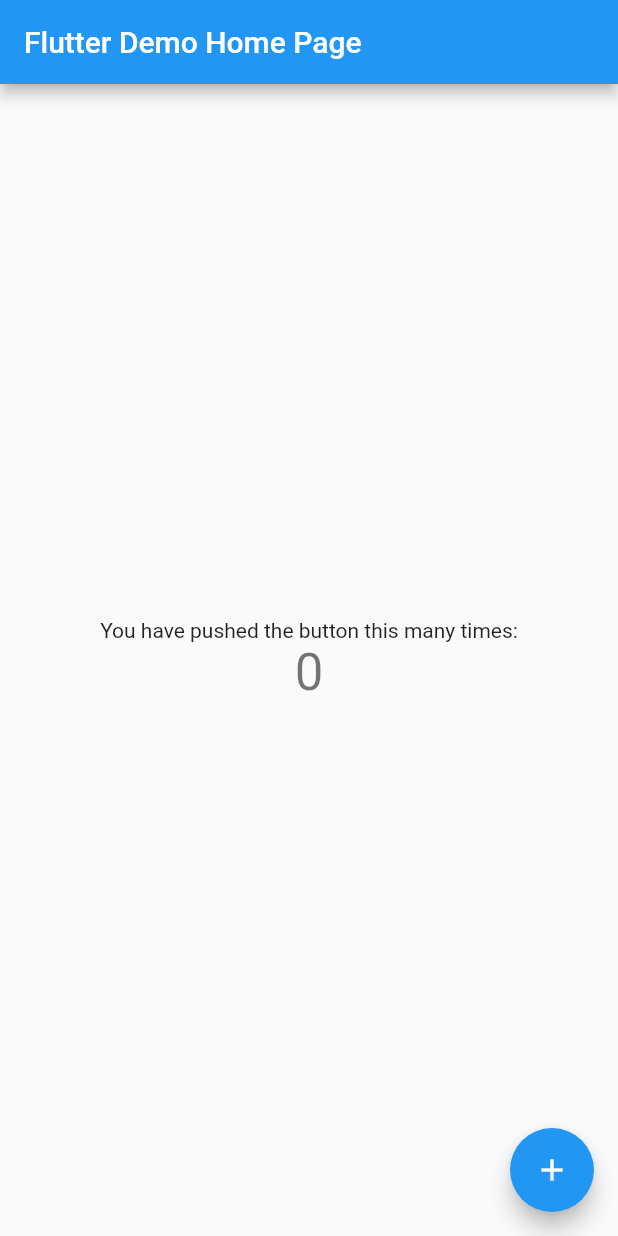
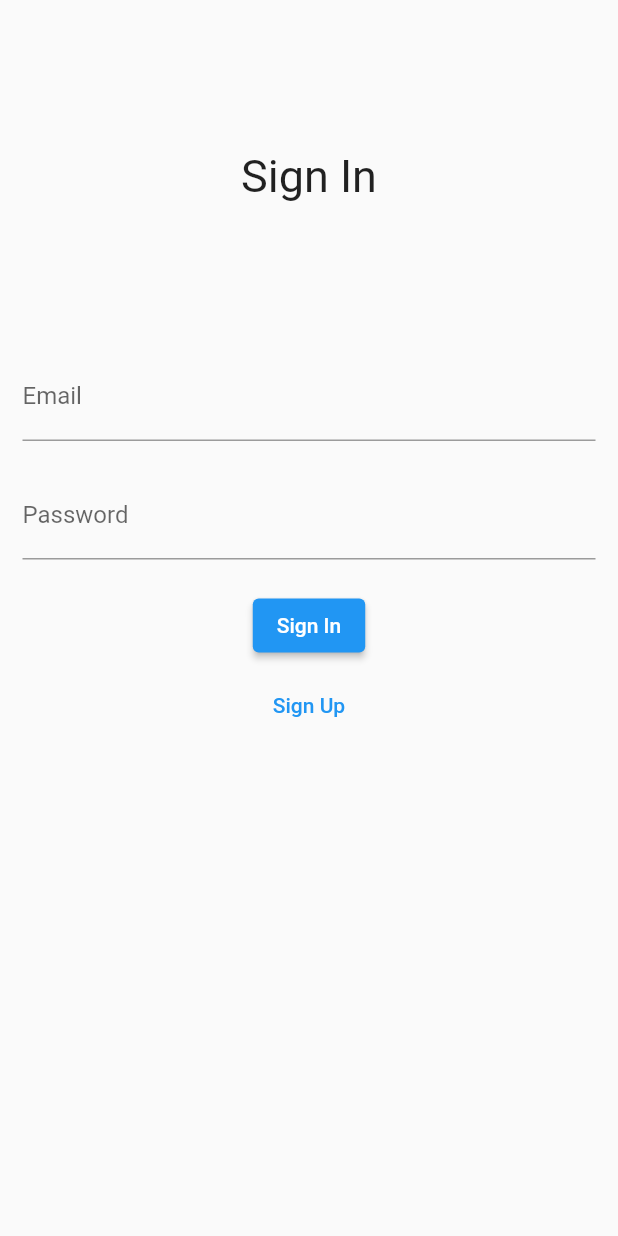
Before and after one commit to HemlockBane/arm-test, a Flutter app: the screen it shows after launch, on a phone screen of 412 x 824 dp. Run offline on Flutter 3.47's test engine with Material 2 defaults, Android fonts, the phone set to English and light mode, and no system bars.

Commit message:
Add sign in page

```diff
--- a/lib/main.dart
+++ b/lib/main.dart
@@ -1,113 +1,6 @@
+import 'package:arm_test/src/app.dart';
 import 'package:flutter/material.dart';
 
 void main() {
   runApp(MyApp());
 }
-
-class MyApp extends StatelessWidget {
-  // This widget is the root of your application.
-  @override
-  Widget build(BuildContext context) {
-    return MaterialApp(
-      title: 'Flutter Demo',
-      theme: ThemeData(
-        // This is the theme of your application.
-        //
-        // Try running your application with "flutter run". You'll see the
-        // application has a blue toolbar. Then, without quitting the app, try
-        // changing the primarySwatch below to Colors.green and then invoke
-        // "hot reload" (press "r" in the console where you ran "flutter run",
-        // or simply save your changes to "hot reload" in a Flutter IDE).
-        // Notice that the counter didn't reset back to zero; the application
-        // is not restarted.
-        primarySwatch: Colors.blue,
-      ),
-      home: MyHomePage(title: 'Flutter Demo Home Page'),
-    );
-  }
-}
-
-class MyHomePage extends StatefulWidget {
-  MyHomePage({Key? key, required this.title}) : super(key: key);
-
-  // This widget is the home page of your application. It is stateful, meaning
-  // that it has a State object (defined below) that contains fields that affect
-  // how it looks.
-
-  // This class is the configuration for the state. It holds the values (in this
-  // case the title) provided by the parent (in this case the App widget) and
-  // used by the build method of the State. Fields in a Widget subclass are
-  // always marked "final".
-
-  final String title;
-
-  @override
-  _MyHomePageState createState() => _MyHomePageState();
-}
-
-class _MyHomePageState extends State<MyHomePage> {
-  int _counter = 0;
-
-  void _incrementCounter() {
-    setState(() {
-      // This call to setState tells the Flutter framework that something has
-      // changed in this State, which causes it to rerun the build method below
-      // so that the display can reflect the updated values. If we changed
-      // _counter without calling setState(), then the build method would not be
-      // called again, and so nothing would appear to happen.
-      _counter++;
-    });
-  }
-
-  @override
-  Widget build(BuildContext context) {
-    // This method is rerun every time setState is called, for instance as done
-    // by the _incrementCounter method above.
-    //
-    // The Flutter framework has been optimized to make rerunning build methods
-    // fast, so that you can just rebuild anything that needs updating rather
-    // than having to individually change instances of widgets.
-    return Scaffold(
-      appBar: AppBar(
-        // Here we take the value from the MyHomePage object that was created by
-        // the App.build method, and use it to set our appbar title.
-        title: Text(widget.title),
-      ),
-      body: Center(
-        // Center is a layout widget. It takes a single child and positions it
-        // in the middle of the parent.
-        child: Column(
-          // Column is also a layout widget. It takes a list of children and
-          // arranges them vertically. By default, it sizes itself to fit its
-          // children horizontally, and tries to be as tall as its parent.
-          //
-          // Invoke "debug painting" (press "p" in the console, choose the
-          // "Toggle Debug Paint" action from the Flutter Inspector in Android
-          // Studio, or the "Toggle Debug Paint" command in Visual Studio Code)
-          // to see the wireframe for each widget.
-          //
-          // Column has various properties to control how it sizes itself and
-          // how it positions its children. Here we use mainAxisAlignment to
-          // center the children vertically; the main axis here is the vertical
-          // axis because Columns are vertical (the cross axis would be
-          // horizontal).
-          mainAxisAlignment: MainAxisAlignment.center,
-          children: <Widget>[
-            Text(
-              'You have pushed the button this many times:',
-            ),
-            Text(
-              '$_counter',
-              style: Theme.of(context).textTheme.headline4,
-            ),
-          ],
-        ),
-      ),
-      floatingActionButton: FloatingActionButton(
-        onPressed: _incrementCounter,
-        tooltip: 'Increment',
-        child: Icon(Icons.add),
-      ), // This trailing comma makes auto-formatting nicer for build methods.
-    );
-  }
-}
--- /dev/null
+++ b/lib/src/app.dart
@@ -0,0 +1,16 @@
+import 'package:arm_test/src/screens/home.dart';
+import 'package:arm_test/src/screens/sign_in.dart';
+import 'package:flutter/material.dart';
+
+class MyApp extends StatelessWidget {
+  @override
+  Widget build(BuildContext context) {
+    return MaterialApp(
+      title: 'Flutter Demo',
+      theme: ThemeData(
+        primarySwatch: Colors.blue,
+      ),
+      home: SignInScreen(),
+    );
+  }
+}
--- /dev/null
+++ b/lib/src/screens/home.dart
@@ -0,0 +1,47 @@
+import 'package:flutter/material.dart';
+
+class HomeScreen extends StatefulWidget {
+  HomeScreen({Key? key, required this.title}) : super(key: key);
+  final String title;
+
+  @override
+  _HomeScreenState createState() => _HomeScreenState();
+}
+
+class _HomeScreenState extends State<HomeScreen> {
+  int _counter = 0;
+
+  void _incrementCounter() {
+    setState(() {
+      _counter++;
+    });
+  }
+
+  @override
+  Widget build(BuildContext context) {
+    return Scaffold(
+      appBar: AppBar(
+        title: Text(widget.title),
+      ),
+      body: Center(
+        child: Column(
+          mainAxisAlignment: MainAxisAlignment.center,
+          children: <Widget>[
+            Text(
+              'You have pushed the button this many times:',
+            ),
+            Text(
+              '$_counter',
+              style: Theme.of(context).textTheme.headline4,
+            ),
+          ],
+        ),
+      ),
+      floatingActionButton: FloatingActionButton(
+        onPressed: _incrementCounter,
+        tooltip: 'Increment',
+        child: Icon(Icons.add),
+      ),
+    );
+  }
+}
--- /dev/null
+++ b/lib/src/screens/sign_in.dart
@@ -0,0 +1,53 @@
+import 'package:flutter/material.dart';
+
+class SignInScreen extends StatefulWidget {
+  const SignInScreen({Key? key}) : super(key: key);
+
+  @override
+  _SignInScreenState createState() => _SignInScreenState();
+}
+
+class _SignInScreenState extends State<SignInScreen> {
+  @override
+  Widget build(BuildContext context) {
+    return Scaffold(
+      body: SafeArea(
+        child: SingleChildScrollView(
+          child: Container(
+            margin: EdgeInsets.symmetric(horizontal: 15),
+            child: Column(
+              children: [
+                vertSpace(height: 100),
+                Text('Sign In', style: TextStyle(fontSize: 30),),
+                vertSpace(height: 100),
+                TextFormField(
+                  decoration: InputDecoration(labelText: 'Email'),
+                ),
+                vertSpace(height: 20),
+                TextFormField(
+                  decoration: InputDecoration(labelText: 'Password'),
+                ),
+                vertSpace(height: 20),
+                ElevatedButton(
+                  onPressed: () {},
+                  child: Text('Sign In'),
+                ),
+                vertSpace(height: 5),
+                TextButton(
+                  child: Text("Sign Up"),
+                  onPressed: () {},
+                )
+              ],
+            ),
+          ),
+        ),
+      ),
+    );
+  }
+
+  Widget vertSpace({double height = 10}) {
+    return SizedBox(
+      height: height,
+    );
+  }
+}
```
Also changed, not shown: 1 other file.
